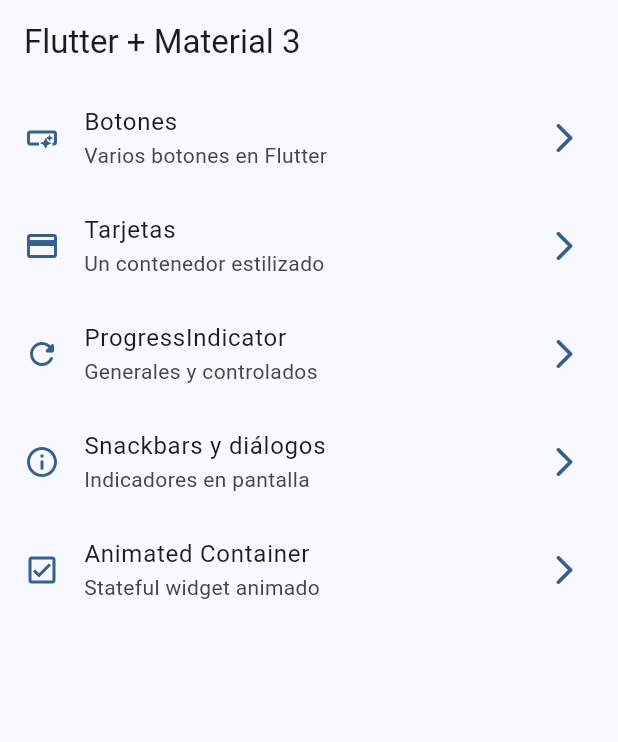
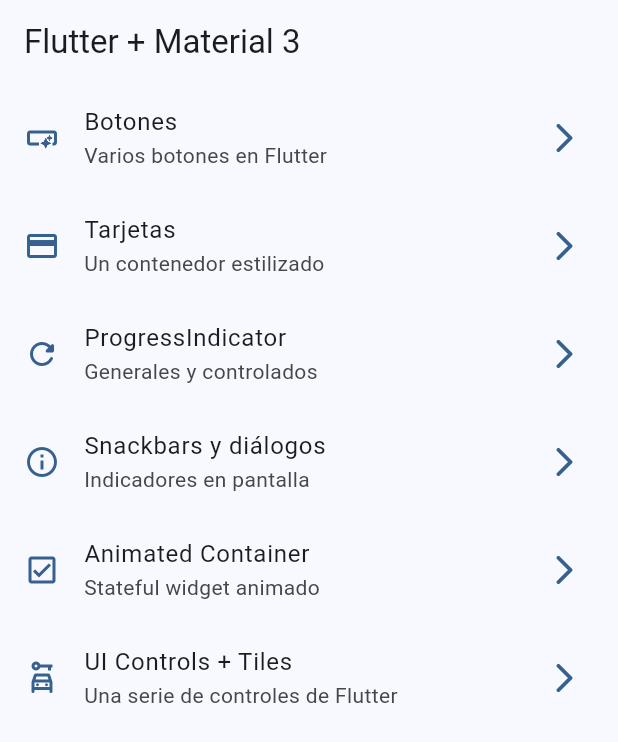
Before and after one commit to AngelTravieso/05-widgets_app, a Flutter app: the screen it shows after launch, on a phone screen of 412 x 824 dp. Shown: the top 742 px of the screen. Run offline on Flutter 3.47's test engine with Material 2 defaults, Android fonts, the phone set to English and light mode, and no system bars; our stand-ins replace go_router.

Commit message:
checkbox, radios y otros tiles

```diff
--- a/lib/config/menu/menu_items.dart
+++ b/lib/config/menu/menu_items.dart
@@ -46,4 +46,10 @@ const appMenuItems = <MenuItem>[
     link: '/animated',
     icon: Icons.check_box_outlined,
   ),
+  MenuItem(
+    title: 'UI Controls + Tiles',
+    subtitle: 'Una serie de controles de Flutter',
+    link: '/ui-controls',
+    icon: Icons.car_rental_outlined,
+  ),
 ];
--- a/lib/router/app_router.dart
+++ b/lib/router/app_router.dart
@@ -38,5 +38,10 @@ final appRouter = GoRouter(
       name: AnimatedScreen.name,
       builder: (context, state) => const AnimatedScreen(),
     ),
+    GoRoute(
+      path: '/ui-controls',
+      name: UiControlsScreen.name,
+      builder: (context, state) => const UiControlsScreen(),
+    ),
   ],
 );
```
Also changed, not shown: lib/presentation/screens/ui_controls/ui_controls_screen.dart (+71 -1 lines).
